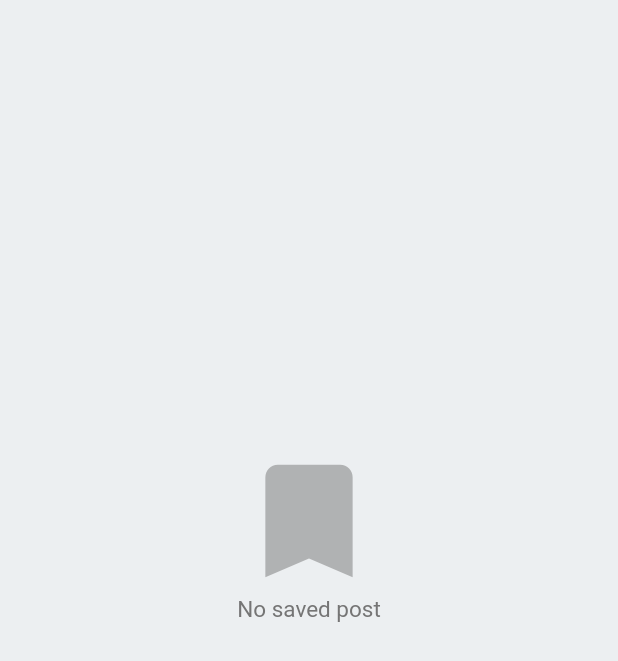
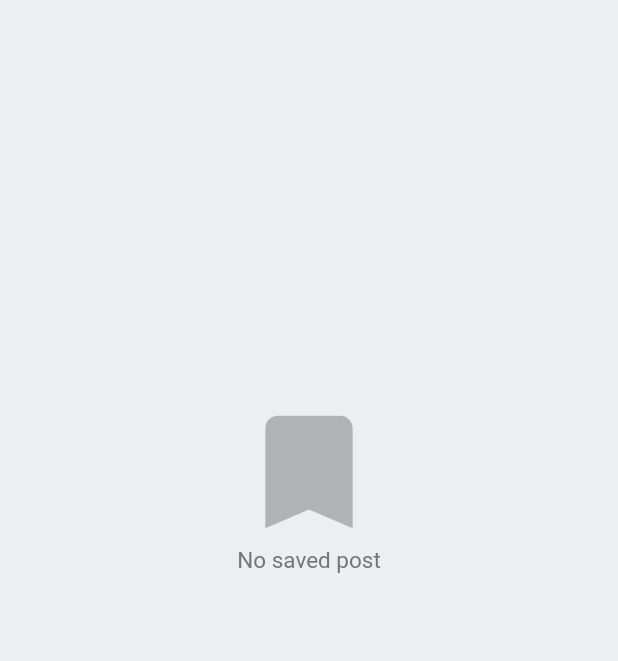
Before and after one commit to i4mShayan/Peddit, a Flutter app: the SavedPostsPage screen opened by its route, on a phone screen of 412 x 824 dp. Shown: the top 661 px of the screen. Run offline on Flutter 3.47's test engine with Material 2 defaults, Android fonts, the phone set to English and light mode, and no system bars; our stand-ins replace image_picker, shamsi_date; network calls fail.

Commit message:
some changes

```diff
--- a/lib/Screens/feed_page.dart
+++ b/lib/Screens/feed_page.dart
@@ -62,11 +62,11 @@ class _FeedPageState extends State<FeedPage> {
       ListView(
         children: [
           SizedBox(
-            height: MediaQuery.of(context).size.height -    // total height
+            height: (MediaQuery.of(context).size.height -    // total height
                 kToolbarHeight -                      // top AppBar height
                 MediaQuery.of(context).padding.top -  // top padding
                 MediaQuery.of(context).padding.bottom - // bottom padding
-                kBottomNavigationBarHeight,
+                kBottomNavigationBarHeight)/1.1,
             child: Center(
             child: Column(
               mainAxisAlignment: MainAxisAlignment.center,
--- a/lib/Screens/saved_posts_page.dart
+++ b/lib/Screens/saved_posts_page.dart
@@ -33,11 +33,11 @@ class _SavedPostsPageState extends State<SavedPostsPage> {
             // shrinkWrap: true,
             children: [
               SizedBox(
-              height: MediaQuery.of(context).size.height -    // total height
-              kToolbarHeight -                      // top AppBar height
-              MediaQuery.of(context).padding.top -  // top padding
-              MediaQuery.of(context).padding.bottom - // bottom padding
-              kBottomNavigationBarHeight,            // BottomNavigationBar height
+              height: (MediaQuery.of(context).size.height -    // total height
+                  kToolbarHeight -                      // top AppBar height
+                  MediaQuery.of(context).padding.top -  // top padding
+                  MediaQuery.of(context).padding.bottom - // bottom padding
+                  kBottomNavigationBarHeight)/1.1,            // BottomNavigationBar height
                 child: Center(
                 child: Column(
                   mainAxisAlignment: MainAxisAlignment.center,
--- a/lib/Screens/single_forum_page.dart
+++ b/lib/Screens/single_forum_page.dart
@@ -29,6 +29,10 @@ class _SingleForumPageState extends State<SingleForumPage> with SingleTickerProv
       vsync: this,
     );
     super.initState();
+  }
+
+  Future<void> _onRefresh() async {
+    setState((){});
   }
 
   @override
```
Also changed, not shown: lib/Screens/create_new_forum_page.dart (+226 -136 lines), lib/Widgets/single_forum_posts_list.dart (+26 -4 lines).
